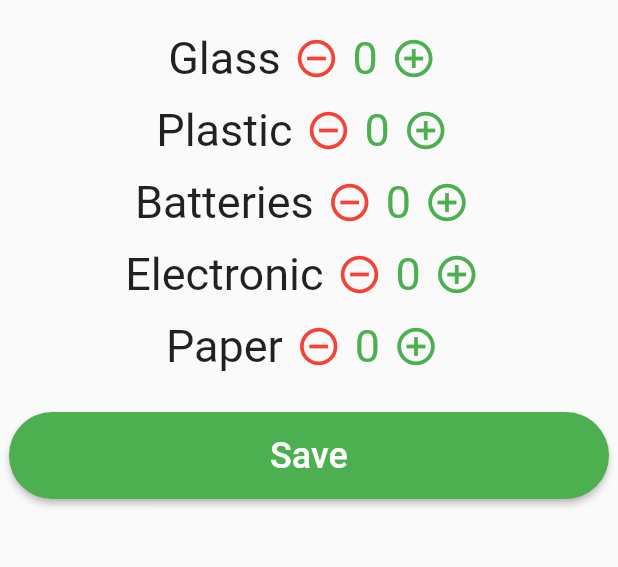
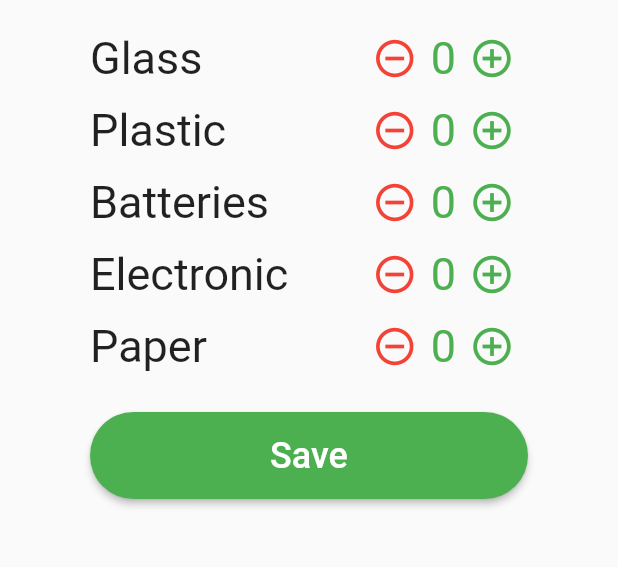
Before and after one commit to NillBard/EcologyApp, a Flutter app: the RecyclingTracker screen opened directly, on a phone screen of 412 x 824 dp, the part 428-995 px from its top. Run offline on Flutter 3.47's test engine with Material 2 defaults, Android fonts, the phone set to English and light mode, and no system bars; our stand-ins replace flutter_dotenv, flutter_map, latlong2, shared_preferences; missing offline and left inert: shared_preferences_web; accounts and stored records are empty.

Commit message:
refactor rc_page

```diff
--- a/app/lib/pages/recycling_tracker.dart
+++ b/app/lib/pages/recycling_tracker.dart
@@ -81,6 +81,8 @@ class _RecyclingTrackerState extends State<RecyclingTracker> {
   Widget build(BuildContext context) {
     return Scaffold(
         body: Center(
+            child: Padding(
+      padding: const EdgeInsets.symmetric(horizontal: 60),
       child: Column(
         children: <Widget>[
           const Logo(),
@@ -103,7 +105,7 @@ class _RecyclingTrackerState extends State<RecyclingTracker> {
                   })),
         ],
       ),
-    ));
+    )));
   }
 }
 
@@ -112,6 +114,7 @@ Widget trackButton(String name, counter, decrease, increase) {
     mainAxisAlignment: MainAxisAlignment.center,
     children: [
       Text(name, style: const TextStyle(fontSize: 30)),
+      const Spacer(),
       IconButton(
         icon: const Icon(
           Icons.remove_circle_outline,
```
